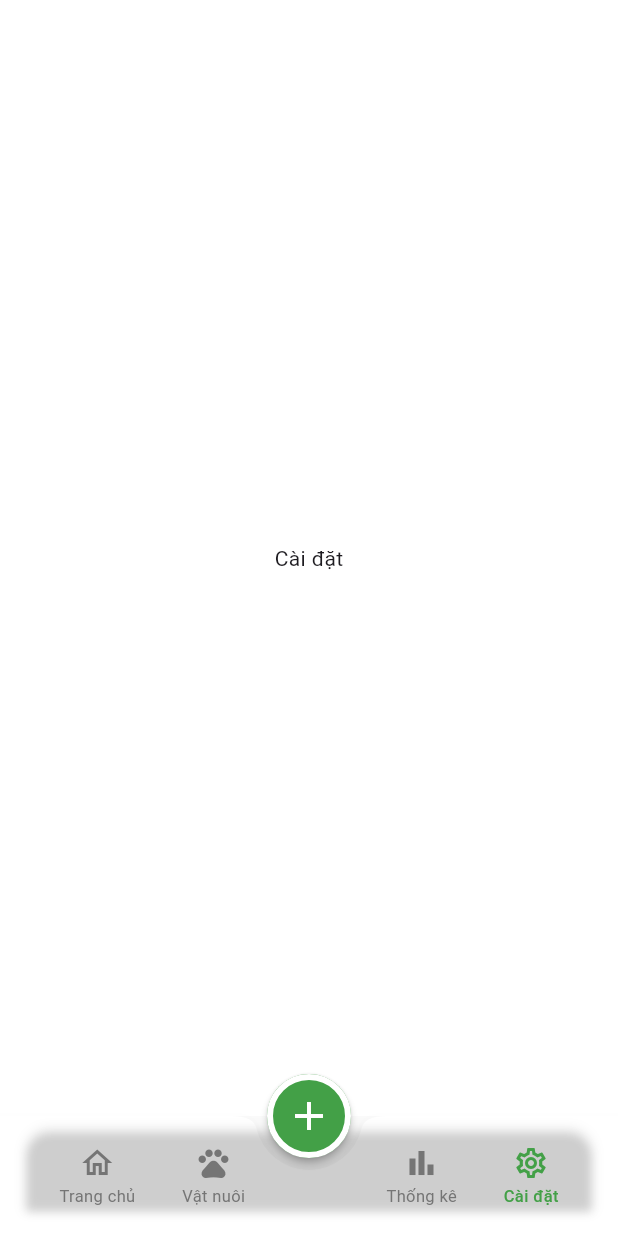
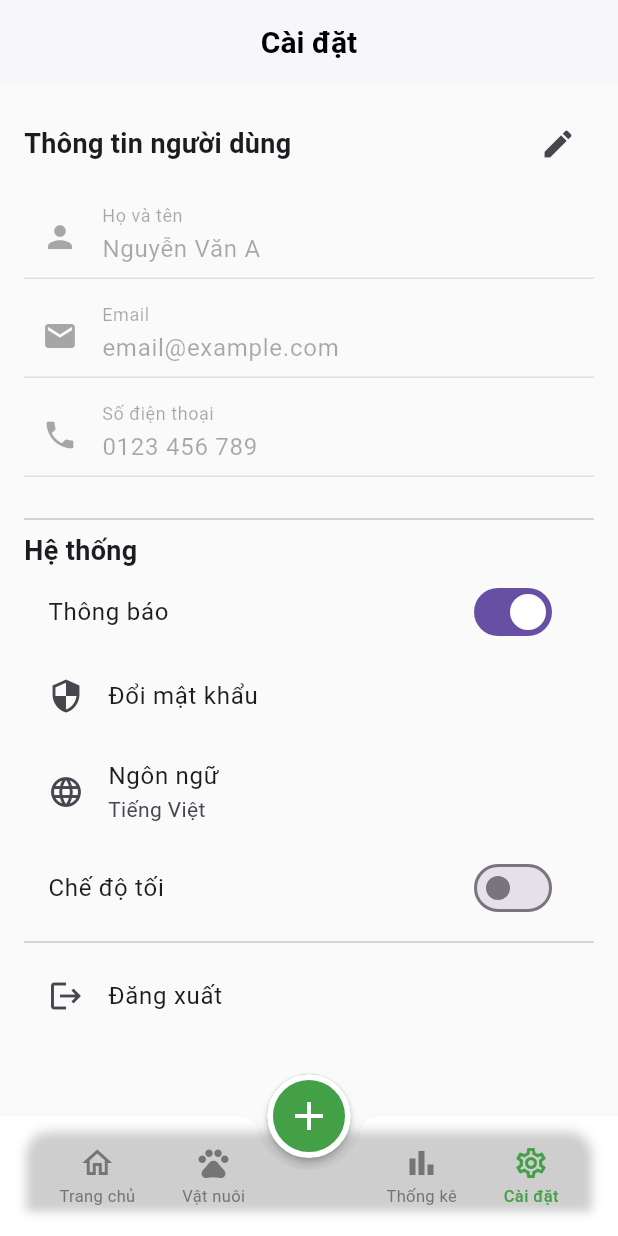
Before and after one commit to cattfan/LiveStockManagement, a Flutter app: the screen it shows after launch, item 4 of the bottom bar chosen, on a phone screen of 412 x 824 dp. Run offline on Flutter 3.47's test engine with Material 3 defaults, Android fonts, the phone set to English and light mode, and no system bars; our stand-ins replace flutter_svg; network calls fail.

Commit message:
suamain_themcaidat

```diff
--- /dev/null
+++ b/lib/Screens/setting_page.dart
@@ -0,0 +1,194 @@
+import 'package:flutter/material.dart';
+
+class SettingsScreen extends StatefulWidget {
+  const SettingsScreen({super.key});
+
+  @override
+  State<SettingsScreen> createState() => _SettingsScreenState();
+}
+
+class _SettingsScreenState extends State<SettingsScreen> {
+  bool isDarkMode = false;
+  bool isNotificationEnabled = true;
+  bool isEditing = false;
+
+  final TextEditingController nameController = TextEditingController(text: 'Nguyễn Văn A');
+  final TextEditingController emailController = TextEditingController(text: 'email@example.com');
+  final TextEditingController phoneController = TextEditingController(text: '0123 456 789');
+
+  @override
+  Widget build(BuildContext context) {
+    return Scaffold(
+      appBar: AppBar(
+        backgroundColor: Colors.white,
+        elevation: 1,
+        centerTitle: true,
+        title: const Text(
+          'Cài đặt',
+          style: TextStyle(color: Colors.black, fontWeight: FontWeight.bold),
+        ),
+        iconTheme: const IconThemeData(color: Colors.black),
+      ),
+      body: ListView(
+        padding: const EdgeInsets.all(16.0),
+        children: [
+          Row(
+            mainAxisAlignment: MainAxisAlignment.spaceBetween,
+            children: [
+              const Text(
+                'Thông tin người dùng',
+                style: TextStyle(fontSize: 18, fontWeight: FontWeight.bold),
+              ),
+              IconButton(
+                icon: Icon(isEditing ? Icons.save : Icons.edit),
+                onPressed: () {
+                  if (isEditing) {
+                    // Lưu thông tin thay đổi nếu cần thiết
+                    ScaffoldMessenger.of(context).showSnackBar(
+                      const SnackBar(content: Text('Đã lưu thông tin người dùng')),
+                    );
+                  }
+                  setState(() {
+                    isEditing = !isEditing;
+                  });
+                },
+              )
+            ],
+          ),
+          const SizedBox(height: 10),
+          TextField(
+            controller: nameController,
+            decoration: const InputDecoration(
+              labelText: 'Họ và tên',
+              prefixIcon: Icon(Icons.person),
+            ),
+            enabled: isEditing,
+          ),
+          const SizedBox(height: 10),
+          TextField(
+            controller: emailController,
+            decoration: const InputDecoration(
+              labelText: 'Email',
+              prefixIcon: Icon(Icons.email),
+            ),
+            enabled: isEditing,
+          ),
+          const SizedBox(height: 10),
+          TextField(
+            controller: phoneController,
+            decoration: const InputDecoration(
+              labelText: 'Số điện thoại',
+              prefixIcon: Icon(Icons.phone),
+            ),
+            enabled: isEditing,
+          ),
+          const SizedBox(height: 20),
+          const Divider(),
+          const Text(
+            'Hệ thống',
+            style: TextStyle(fontSize: 18, fontWeight: FontWeight.bold),
+          ),
+          SwitchListTile(
+            title: const Text('Thông báo'),
+            value: isNotificationEnabled,
+            onChanged: (val) {
+              setState(() {
+                isNotificationEnabled = val;
+              });
+            },
+          ),
+          ListTile(
+            leading: const Icon(Icons.security),
+            title: const Text('Đổi mật khẩu'),
+            onTap: () {},
+          ),
+          ListTile(
+            leading: const Icon(Icons.language),
+            title: const Text('Ngôn ngữ'),
+            subtitle: const Text('Tiếng Việt'),
+            onTap: () {},
+          ),
+          SwitchListTile(
+            title: const Text('Chế độ tối'),
+            value: isDarkMode,
+            onChanged: (val) {
+              setState(() {
+                isDarkMode = val;
+              });
+            },
+          ),
+          const Divider(),
+          ListTile(
+            leading: const Icon(Icons.logout),
+            title: const Text('Đăng xuất'),
+            onTap: () => _confirmLogout(context),
+          ),
+        ],
+      ),
+    );
+  }
+
+  void _confirmLogout(BuildContext context) {
+    showDialog(
+      context: context,
+      builder: (_) => AlertDialog(
+        title: const Text('Xác nhận đăng xuất'),
+        content: const Text('Bạn có muốn đăng xuất hay không?'),
+        actions: [
+          TextButton(
+            onPressed: () => Navigator.pop(context),
+            child: const Text('Không'),
+          ),
+          ElevatedButton(
+            onPressed: () {
+              Navigator.pop(context);
+              _showLoginDialog(context);
+            },
+            child: const Text('Có'),
+          ),
+        ],
+      ),
+    );
+  }
+
+  void _showLoginDialog(BuildContext context) {
+    final TextEditingController loginUserController = TextEditingController();
+    final TextEditingController loginPassController = TextEditingController();
+
+    Navigator.push(
+      context,
+      MaterialPageRoute(
+        builder: (_) => Scaffold(
+          appBar: AppBar(title: const Text('Đăng nhập lại')),
+          body: Padding(
+            padding: const EdgeInsets.all(20.0),
+            child: Column(
+              mainAxisAlignment: MainAxisAlignment.center,
+              children: [
+                TextField(
+                  controller: loginUserController,
+                  decoration: const InputDecoration(labelText: 'Tên đăng nhập'),
+                ),
+                TextField(
+                  controller: loginPassController,
+                  obscureText: true,
+                  decoration: const InputDecoration(labelText: 'Mật khẩu'),
+                ),
+                const SizedBox(height: 20),
+                ElevatedButton(
+                  onPressed: () {
+                    Navigator.pop(context); // Quay lại trang cài đặt
+                    ScaffoldMessenger.of(context).showSnackBar(
+                      const SnackBar(content: Text('Đăng nhập thành công')),
+                    );
+                  },
+                  child: const Text('Đăng nhập'),
+                )
+              ],
+            ),
+          ),
+        ),
+      ),
+    );
+  }
+}
--- a/lib/main.dart
+++ b/lib/main.dart
@@ -3,6 +3,7 @@ import 'package:livestockmanagement/Screens/statistics_page.dart';
 import 'package:livestockmanagement/widgets/bottom_nav.dart';
 import 'package:livestockmanagement/Screens/home_page.dart';
 import 'package:livestockmanagement/Screens/livestock_page.dart';
+import 'package:livestockmanagement/Screens/setting_page.dart';
 
 void main() {
   runApp(const FarmApp());
@@ -45,7 +46,7 @@ class _HomeScreenState extends State<HomeScreen> {
     const HomePage(),
     LivestockGridScreen(),
     const StatisticsPage(),
-    Container(color: Colors.white, child: const Center(child: Text('Cài đặt'))),
+    SettingsScreen(),
   ];
 
   @override
```
Also changed, not shown: lib/Screens/home_page.dart (+40 -44 lines), pubspec.lock.
